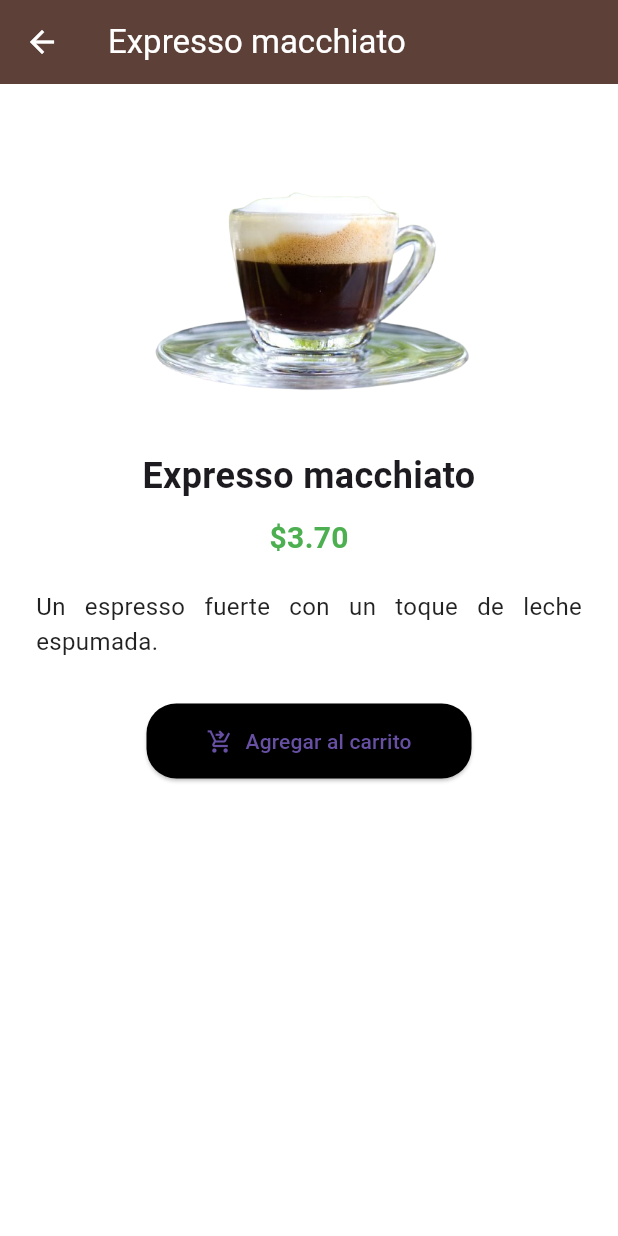
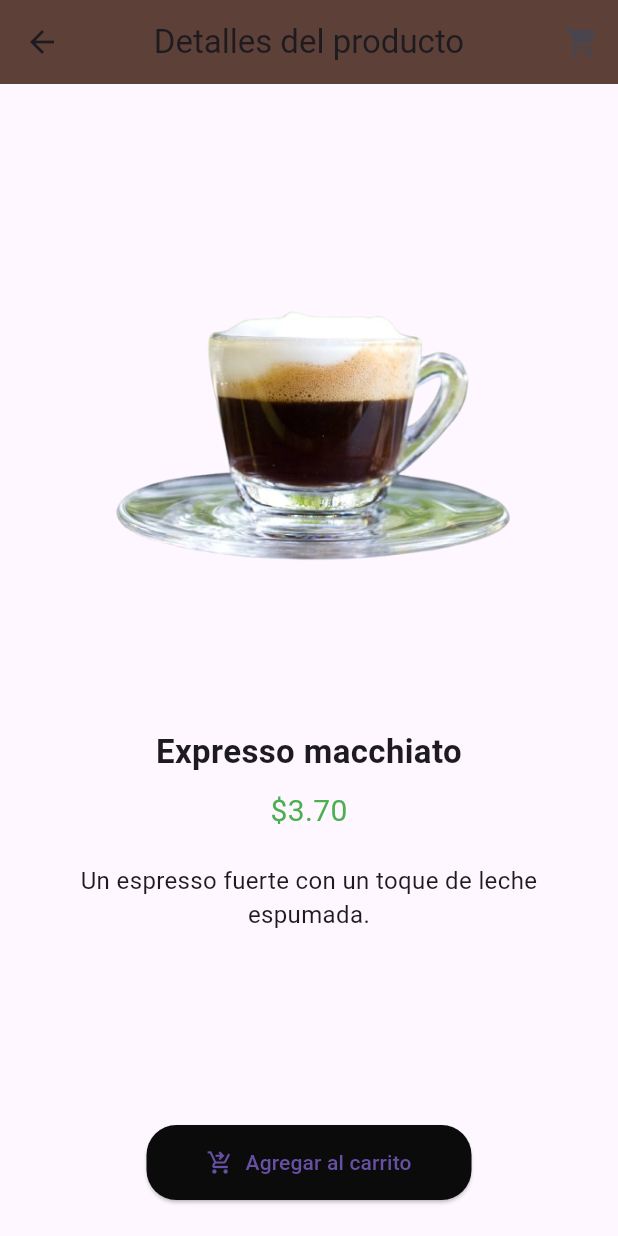
Before and after one commit to joelreyes21/proyecto_final, a Flutter app: the HomeScreen screen opened directly with empty values, after a tap on "Expresso macchiato", on a phone screen of 412 x 824 dp. Run offline on Flutter 3.47's test engine with Material 3 defaults, Android fonts, the phone set to English and light mode, and no system bars.

Commit message:
Modifiqué home.dart

```diff
--- a/lib/screens/home.dart
+++ b/lib/screens/home.dart
@@ -1,5 +1,6 @@
 import 'package:flutter/material.dart';
 import 'product_details.dart';
+import 'cart_screen.dart'; // ✅ Import necesario para el carrito
 
 class HomeScreen extends StatelessWidget {
   final bool isLogin;
@@ -45,10 +46,15 @@ class HomeScreen extends StatelessWidget {
           icon: const Icon(Icons.menu, color: Colors.black),
           onPressed: () {},
         ),
-        actions: const [
-          Padding(
-            padding: EdgeInsets.only(right: 16.0),
-            child: Icon(Icons.shopping_cart, color: Colors.black),
+        actions: [
+          IconButton(
+            icon: const Icon(Icons.shopping_cart, color: Colors.black),
+            onPressed: () {
+              Navigator.push(
+                context,
+                MaterialPageRoute(builder: (_) => const CartScreen()), // ✅ Navegación al carrito
+              );
+            },
           ),
         ],
       ),
@@ -62,15 +68,11 @@ class HomeScreen extends StatelessWidget {
               style: TextStyle(fontSize: 24, fontWeight: FontWeight.bold),
             ),
             const SizedBox(height: 8),
-
             Text(
               mesa == 0 ? 'Modo: Delivery' : 'Mesa #$mesa',
               style: const TextStyle(color: Colors.grey, fontSize: 14),
             ),
-
             const SizedBox(height: 20),
-
-            // Buscador
             Container(
               padding: const EdgeInsets.symmetric(horizontal: 15),
               decoration: BoxDecoration(
@@ -86,16 +88,15 @@ class HomeScreen extends StatelessWidget {
               ),
             ),
             const SizedBox(height: 20),
-
-            // Categorías
             Row(
               mainAxisAlignment: MainAxisAlignment.spaceAround,
               children: const [
                 Text(
                   "Hot Drinks",
                   style: TextStyle(
-                      fontWeight: FontWeight.bold,
-                      decoration: TextDecoration.underline),
+                    fontWeight: FontWeight.bold,
+                    decoration: TextDecoration.underline,
+                  ),
                 ),
                 Text("Cold Drinks", style: TextStyle(color: Colors.grey)),
                 Text("Pastries", style: TextStyle(color: Colors.grey)),
@@ -103,8 +104,6 @@ class HomeScreen extends StatelessWidget {
               ],
             ),
             const SizedBox(height: 20),
-
-            // Grid de productos
             Expanded(
               child: GridView.count(
                 crossAxisCount: 2,
@@ -147,7 +146,9 @@ class HomeScreen extends StatelessWidget {
                             producto['nombre'],
                             textAlign: TextAlign.center,
                             style: const TextStyle(
-                                fontWeight: FontWeight.bold, fontSize: 14),
+                              fontWeight: FontWeight.bold,
+                              fontSize: 14,
+                            ),
                           ),
                           const SizedBox(height: 4),
                           Text(
--- a/lib/screens/product_details.dart
+++ b/lib/screens/product_details.dart
@@ -1,7 +1,6 @@
 import 'package:flutter/material.dart';
+import '../utils/carrito.dart';
 import '../models/producto.dart';
-import '../utils/carrito.dart';
-
 
 class ProductDetailsScreen extends StatelessWidget {
   final String nombre;
@@ -20,78 +19,68 @@ class ProductDetailsScreen extends StatelessWidget {
   @override
   Widget build(BuildContext context) {
     return Scaffold(
-      backgroundColor: Colors.white,
       appBar: AppBar(
-        title: Text(nombre),
+        title: const Text("Detalles del producto"),
+        centerTitle: true,
         backgroundColor: Colors.brown[700],
-        foregroundColor: Colors.white,
-        elevation: 0,
+        actions: [
+          IconButton(
+            icon: const Icon(Icons.shopping_cart),
+            onPressed: () {
+            },
           ),
-      body: SingleChildScrollView(
-        child: Padding(
+        ],
+      ),
+      body: Padding(
         padding: const EdgeInsets.all(24.0),
         child: Column(
+          crossAxisAlignment: CrossAxisAlignment.center,
           children: [
-              // Imagen del producto
-              ClipRRect(
-                borderRadius: BorderRadius.circular(20),
-                child: Image.asset(
-                  imagen,
-                  height: 200,
-                  fit: BoxFit.cover,
-                ),
+            Expanded(
+              flex: 3,
+              child: Image.asset(imagen, fit: BoxFit.contain),
             ),
             const SizedBox(height: 20),
-
-              // Nombre
             Text(
               nombre,
-                style: const TextStyle(
-                  fontSize: 24,
-                  fontWeight: FontWeight.bold,
+              textAlign: TextAlign.center,
+              style: const TextStyle(fontSize: 22, fontWeight: FontWeight.bold),
             ),
+            const SizedBox(height: 10),
+            Text(
+              precio,
+              style: const TextStyle(fontSize: 20, color: Colors.green),
+            ),
+            const SizedBox(height: 20),
+            Text(
+              descripcion,
+              style: const TextStyle(fontSize: 16),
               textAlign: TextAlign.center,
             ),
-              const SizedBox(height: 10),
-
-              // Precio
-              Text(
-                precio,
-                style: const TextStyle(
-                  fontSize: 20,
-                  color: Colors.green,
-                  fontWeight: FontWeight.w600,
-                ),
-              ),
-              const SizedBox(height: 20),
-
-              // Descripción
-              Text(
-                descripcion,
-                style: const TextStyle(fontSize: 16, color: Colors.black87),
-                textAlign: TextAlign.justify,
-              ),
-              const SizedBox(height: 30),
-
-              // Botón
+            const Spacer(),
             ElevatedButton.icon(
               onPressed: () {
+                Carrito.agregar(Producto(
+                  nombre: nombre,
+                  precio: precio,
+                  imagen: imagen,
+                ));
+
                 ScaffoldMessenger.of(context).showSnackBar(
-                    const SnackBar(content: Text("Agregado al carrito ✅")),
+                  const SnackBar(content: Text("✅ Producto agregado al carrito")),
                 );
               },
               icon: const Icon(Icons.shopping_cart_checkout),
-                label: const Text("Agregar al carrito"),
+              label: const Text("Agregar al carrito") ,
               style: ElevatedButton.styleFrom(
-                  backgroundColor: Colors.black,
-                  padding: const EdgeInsets.symmetric(
-                      horizontal: 40, vertical: 15),
+                backgroundColor: const Color.fromARGB(255, 11, 11, 11),
+                padding: const EdgeInsets.symmetric(horizontal: 40, vertical: 15),
                 shape: RoundedRectangleBorder(
-                      borderRadius: BorderRadius.circular(20)),
+                  borderRadius: BorderRadius.circular(20),
                 ),
-              )
+              ),
+            ),
           ],
-          ),
         ),
       ),
     );
```
Also changed, not shown: lib/screens/cart_screen.dart (added, +47 -0 lines), lib/utils/carrito.dart (+5 -5 lines). Lines whose indentation alone changed are shown as unchanged.
